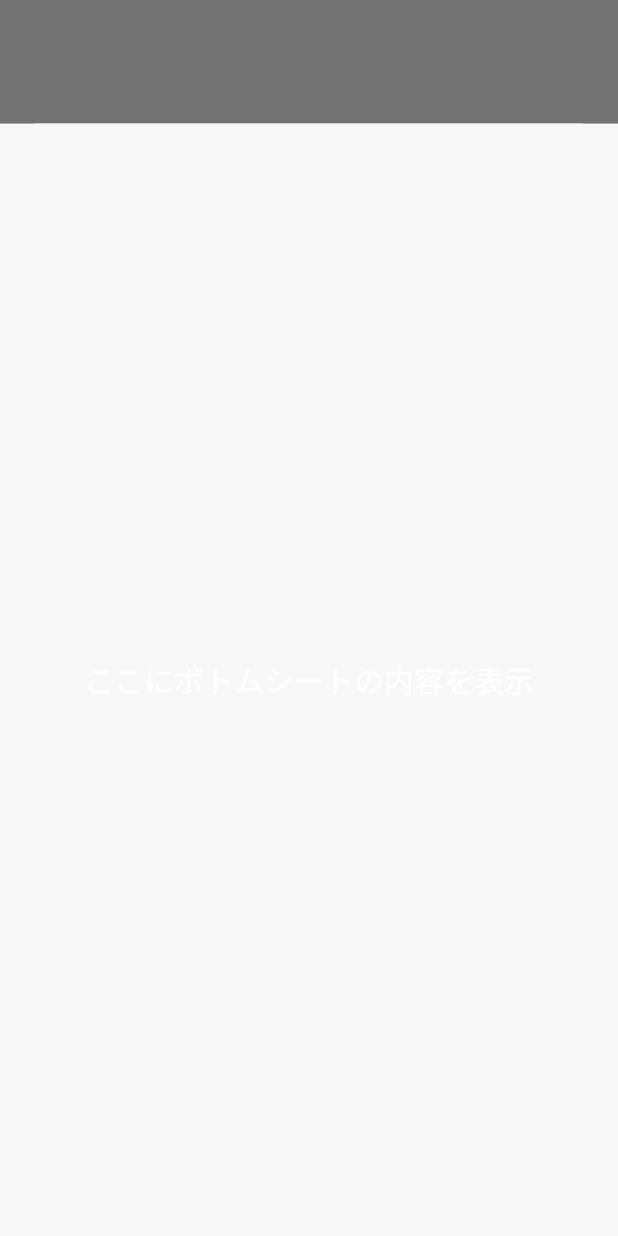
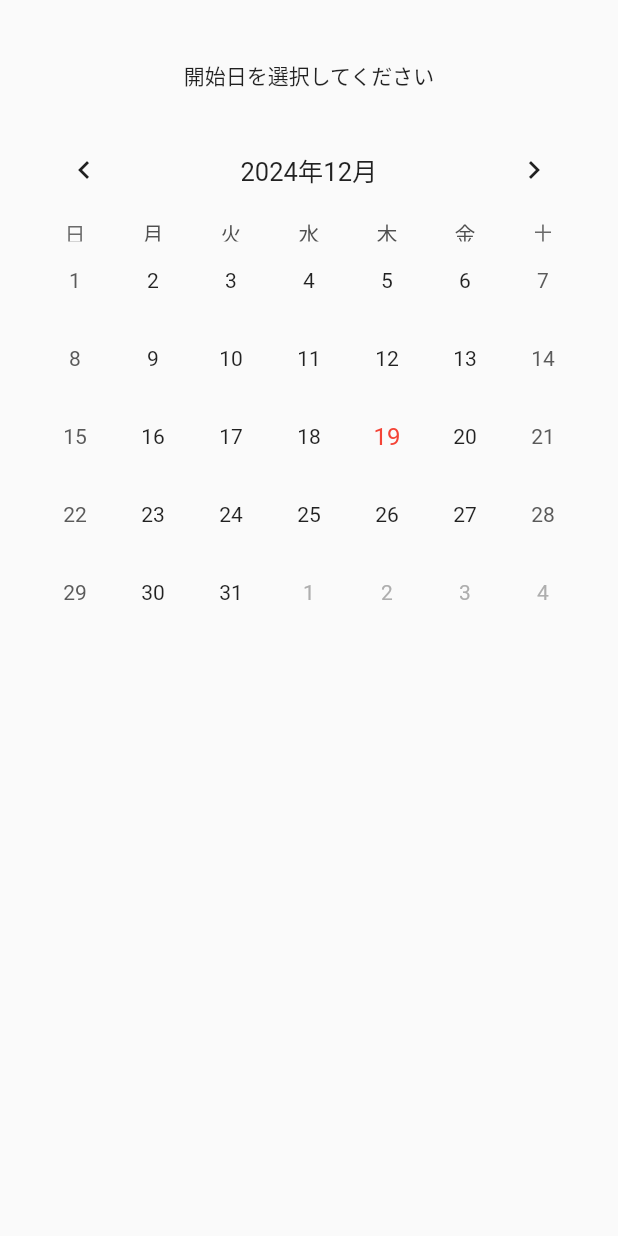
Before and after one commit to TakamiNakajima/meal_ai, a Flutter app: the screen it shows after launch, after a tap on an icon or button, on a phone screen of 412 x 824 dp. Run offline on Flutter 3.47's test engine with Material 3 defaults, Android fonts, the phone set to English and light mode, and no system bars; drawn by our look-alikes of table_calendar; our stand-ins replace cloud_firestore, firebase_core, image_picker; accounts and stored records are empty.

Commit message:
作成画面途中まで作成

```diff
--- a/lib/main.dart
+++ b/lib/main.dart
@@ -1,6 +1,7 @@
 import 'package:firebase_core/firebase_core.dart';
 import 'package:flutter/material.dart';
 import 'package:flutter/services.dart';
+import 'package:intl/date_symbol_data_local.dart';
 import 'package:meal_ai/firebase_options.dart';
 import 'package:meal_ai/style/color.dart';
 import 'package:meal_ai/util/screen_util.dart';
@@ -14,7 +15,12 @@ void main() async {
   await Firebase.initializeApp(
       options: DefaultFirebaseOptions.currentPlatform
   );
-  runApp(const MyApp());
+
+  await initializeDateFormatting('ja_JP').then(
+        (_) {
+          runApp(const MyApp());
+    },
+  );
 }
 
 class MyApp extends StatelessWidget {
@@ -46,8 +52,8 @@ class _MyHomePageState extends State<MyHomePage> {
   int _currentIndex = 0;
 
   final List<Widget> _pages = [
+    const HomePage(),
     const ShoppingPage(),
-    const CalendarPage(),
     const MenuPage(),
     const SettingPage(),
   ];
--- /dev/null
+++ b/lib/util/transition_util.dart
@@ -0,0 +1,45 @@
+
+import 'package:flutter/material.dart';
+
+class TransitionUtil {
+  static PageRouteBuilder<Object?> whiteOut(Widget screen) {
+    return PageRouteBuilder(
+      pageBuilder: (context, animation, secondaryAnimation) => screen,
+      transitionDuration: const Duration(seconds: 1),
+      reverseTransitionDuration: const Duration(seconds: 1),
+      transitionsBuilder: (context, animation, secondaryAnimation, child) {
+        final color = ColorTween(
+          begin: Colors.transparent,
+          end: Colors.white,
+        ).animate(
+          CurvedAnimation(
+            parent: animation,
+            curve: const Interval(0, 0.5, curve: Curves.easeInOut),
+          ),
+        );
+        final opacity = Tween<double>(
+          begin: 0,
+          end: 1,
+        ).animate(
+          CurvedAnimation(
+            parent: animation,
+            curve: const Interval(0.5, 1, curve: Curves.easeInOut),
+          ),
+        );
+        return AnimatedBuilder(
+          animation: animation,
+          builder: (context, child) {
+            return Container(
+              color: color.value,
+              child: Opacity(
+                opacity: opacity.value,
+                child: child,
+              ),
+            );
+          },
+          child: child,
+        );
+      },
+    );
+  }
+}
--- a/lib/view/home_page.dart
+++ b/lib/view/home_page.dart
@@ -1,17 +1,18 @@
 import 'package:flutter/material.dart';
 import 'package:flutter/services.dart';
 import 'package:meal_ai/style/color.dart';
-import 'package:meal_ai/util/screen_util.dart';
+import 'package:meal_ai/util/transition_util.dart';
 import 'package:meal_ai/view/add_recipe_page.dart';
+import 'package:meal_ai/view/menu_creation_page.dart';
 
-class ShoppingPage extends StatefulWidget {
-  const ShoppingPage({super.key});
+class HomePage extends StatefulWidget {
+  const HomePage({super.key});
 
   @override
-  State<ShoppingPage> createState() => _ShoppingPageState();
+  State<HomePage> createState() => _HomePageState();
 }
 
-class _ShoppingPageState extends State<ShoppingPage> {
+class _HomePageState extends State<HomePage> {
   @override
   void initState() {
     super.initState();
@@ -36,26 +37,10 @@ class _ShoppingPageState extends State<ShoppingPage> {
             child: GestureDetector(
               onTap: () async {
                 HapticFeedback.lightImpact();
-                showModalBottomSheet(
-                  context: context,
-                  isScrollControlled: true,
-                  shape: const RoundedRectangleBorder(
-                    borderRadius: BorderRadius.vertical(
-                      top: Radius.circular(25.0),
-                    ),
+                Navigator.of(context).push(
+                  TransitionUtil.whiteOut(
+                    const MenuCreationPage(),
                   ),
-                  builder: (BuildContext context) {
-                    return Container(
-                      height: ScreenUtil.height * 0.9,
-                      color: AppColor.bgWhite,
-                      child: const Center(
-                        child: Text(
-                          "ここにボトムシートの内容を表示",
-                          style: TextStyle(fontSize: 20, color: Colors.white),
-                        ),
-                      ),
-                    );
-                  },
                 );
               },
               child: Container(
--- /dev/null
+++ b/lib/view/menu_creation_page.dart
@@ -0,0 +1,197 @@
+import 'package:flutter/material.dart';
+import 'package:table_calendar/table_calendar.dart';
+
+enum PageState {
+  /// 開始日選択中
+  start,
+
+  /// 終了日選択中
+  end,
+
+  /// 確認中
+  confirm,
+
+  /// 献立作成中
+  generate,
+}
+
+class MenuCreationPage extends StatefulWidget {
+  const MenuCreationPage({super.key});
+
+  @override
+  State<MenuCreationPage> createState() => _MenuCreationPageState();
+}
+
+class _MenuCreationPageState extends State<MenuCreationPage> {
+  DateTime? rangeStartDay;
+  DateTime? rangeEndDay;
+  PageState pageState = PageState.start;
+  bool isWhiteOut = false;
+
+  @override
+  Widget build(BuildContext context) {
+    return Scaffold(
+      body: SafeArea(
+        child: pageState == PageState.start || pageState == PageState.end || pageState == PageState.confirm
+
+            /// 期間選択画面
+            ? Stack(
+                children: [
+                  Column(
+                    children: [
+                      const SizedBox(height: 40),
+                      Text((pageState == PageState.start) ? "開始日を選択してください" : "終了日を選択してください"),
+                      const SizedBox(height: 20),
+                      Padding(
+                        padding: const EdgeInsets.symmetric(horizontal: 24),
+                        child: TableCalendar(
+                          headerStyle: const HeaderStyle(
+                            formatButtonVisible: false,
+                            titleCentered: true,
+                          ),
+                          firstDay: DateTime.utc(2000, 1, 1),
+                          lastDay: DateTime.utc(2030, 12, 31),
+                          focusedDay: DateTime.now(),
+                          rangeStartDay: rangeStartDay,
+                          rangeEndDay: rangeEndDay,
+                          rangeSelectionMode: RangeSelectionMode.enforced,
+                          locale: 'ja_JP',
+                          onRangeSelected: (start, end, focusedDay) {
+                            setState(() {
+                              rangeStartDay = start;
+                              rangeEndDay = end;
+                              isWhiteOut = true;
+
+                              if (pageState == PageState.start) {
+                                pageState = PageState.end;
+                              } else if (pageState == PageState.end) {
+                                pageState = PageState.confirm;
+                              }
+                            });
+
+                            Future.delayed(const Duration(milliseconds: 300), () {
+                              setState(() {
+                                isWhiteOut = false;
+                              });
+                            });
+                          },
+                          calendarBuilders: CalendarBuilders(
+                            todayBuilder: (context, todayDay, focusDay) => Center(
+                              child: Text(
+                                todayDay.day.toString(),
+                                style: const TextStyle(color: Colors.red, fontSize: 16),
+                              ),
+                            ),
+                            rangeStartBuilder: (context, day, focusedDay) {
+                              return Center(
+                                child: Container(
+                                  decoration: BoxDecoration(
+                                    color: Colors.red.withOpacity(0.7),
+                                    shape: BoxShape.circle,
+                                  ),
+                                  child: Center(
+                                    child: Text(
+                                      '${day.day}',
+                                      style: const TextStyle(
+                                        color: Colors.white,
+                                        fontWeight: FontWeight.bold,
+                                      ),
+                                    ),
+                                  ),
+                                ),
+                              );
+                            },
+                            rangeEndBuilder: (context, day, focusedDay) {
+                              return Center(
+                                child: Container(
+                                  decoration: BoxDecoration(
+                                    color: Colors.red.withOpacity(0.7),
+                                    shape: BoxShape.circle,
+                                  ),
+                                  child: Center(
+                                    child: Text(
+                                      '${day.day}',
+                                      style: const TextStyle(
+                                        color: Colors.white,
+                                        fontWeight: FontWeight.bold,
+                                      ),
+                                    ),
+                                  ),
+                                ),
+                              );
+                            },
+                            rangeHighlightBuilder: (context, day, focusedDay) {
+                              if (rangeStartDay != null && rangeEndDay != null) {
+                                if (day.isAfter(rangeStartDay!) && day.isBefore(rangeEndDay!)) {
+                                  return Container(
+                                    decoration: BoxDecoration(
+                                      color: Colors.red.withOpacity(0.3),
+                                      shape: BoxShape.circle,
+                                    ),
+                                    child: Center(
+                                      child: Text(
+                                        '${day.day}',
+                                        style: const TextStyle(
+                                          color: Colors.grey,
+                                          fontWeight: FontWeight.bold,
+                                        ),
+                                      ),
+                                    ),
+                                  );
+                                } else if (day.isAtSameMomentAs(rangeStartDay!) ||
+                                    day.isAtSameMomentAs(rangeEndDay!)) {
+                                  // 範囲開始または範囲終了日の場合
+                                  return Container(
+                                    decoration: BoxDecoration(
+                                      color: Colors.red.withOpacity(0.3),
+                                      shape: BoxShape.circle,
+                                    ),
+                                    child: Center(
+                                      child: Text(
+                                        '${day.day}',
+                                        style: const TextStyle(
+                                          color: Colors.white,
+                                          fontWeight: FontWeight.bold,
+                                        ),
+                                      ),
+                                    ),
+                                  );
+                                }
+                              }
+                              return null;
+                            },
+                          ),
+                        ),
+                      ),
+                      if (pageState == PageState.confirm)
+                        ElevatedButton(
+                          onPressed: () {
+                            setState(() {
+                              pageState = PageState.generate;
+                            });
+                          },
+                          child: const Text("作成"),
+                        )
+                    ],
+                  ),
+
+                  // 白くするオーバーレイ
+                  Visibility(
+                    visible: isWhiteOut,
+                    child: AnimatedOpacity(
+                      opacity: isWhiteOut ? 1.0 : 0.0,
+                      duration: const Duration(milliseconds: 300),
+                      child: Container(
+                        color: Colors.white,
+                      ),
+                    ),
+                  )
+                ],
+              )
+
+            /// 献立生成画面
+            : Container(),
+      ),
+    );
+  }
+}
--- a/lib/view/menu_page.dart
+++ b/lib/view/menu_page.dart
@@ -15,7 +15,7 @@ class _MenuPageState extends State<MenuPage> {
     return const Scaffold(
       backgroundColor: AppColor.bgWhite,
       body: Center(
-        child: Text("レポート"),
+        child: Text("献立"),
       ),
     );
   }
--- a/lib/view/shopping_page.dart
+++ b/lib/view/shopping_page.dart
@@ -2,20 +2,20 @@ import 'package:flutter/material.dart';
 
 import '../style/color.dart';
 
-class CalendarPage extends StatefulWidget {
-  const CalendarPage({super.key});
+class ShoppingPage extends StatefulWidget {
+  const ShoppingPage({super.key});
 
   @override
-  State<CalendarPage> createState() => _CalendarPageState();
+  State<ShoppingPage> createState() => _ShoppingPageState();
 }
 
-class _CalendarPageState extends State<CalendarPage> {
+class _ShoppingPageState extends State<ShoppingPage> {
   @override
   Widget build(BuildContext context) {
     return const Scaffold(
       backgroundColor: AppColor.bgWhite,
       body: Center(
-        child: Text("カレンダー"),
+        child: Text("買い物"),
       ),
     );
   }
--- a/pubspec.yaml
+++ b/pubspec.yaml
@@ -39,6 +39,8 @@ dependencies:
   firebase_core: ^2.24.2
   cloud_firestore:
   image_picker:
+  table_calendar:
+  intl:
 
 dev_dependencies:
   flutter_test:
```
Also changed, not shown: pubspec.lock.
